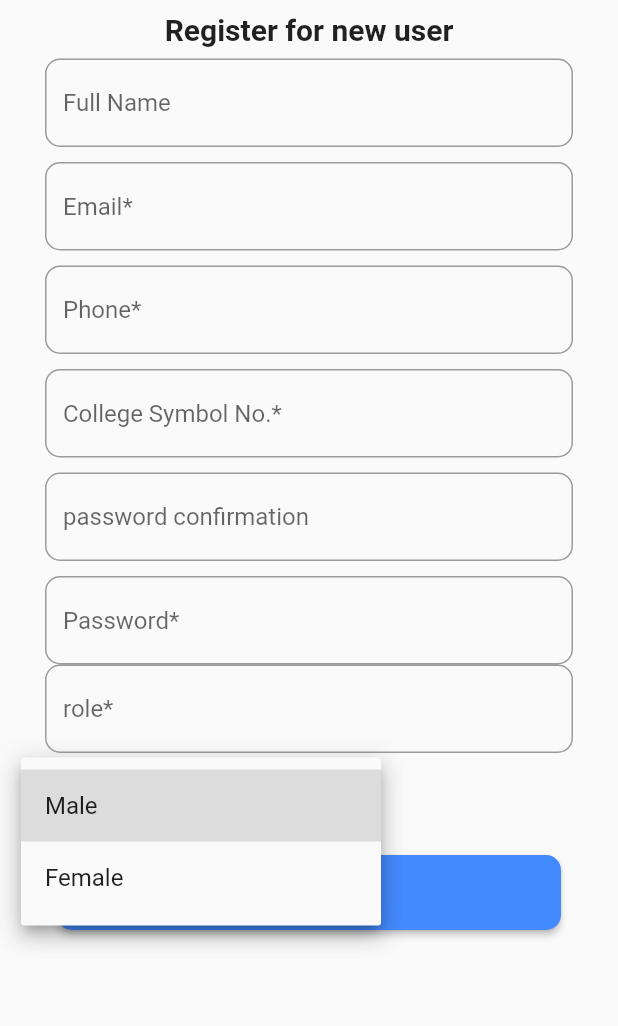
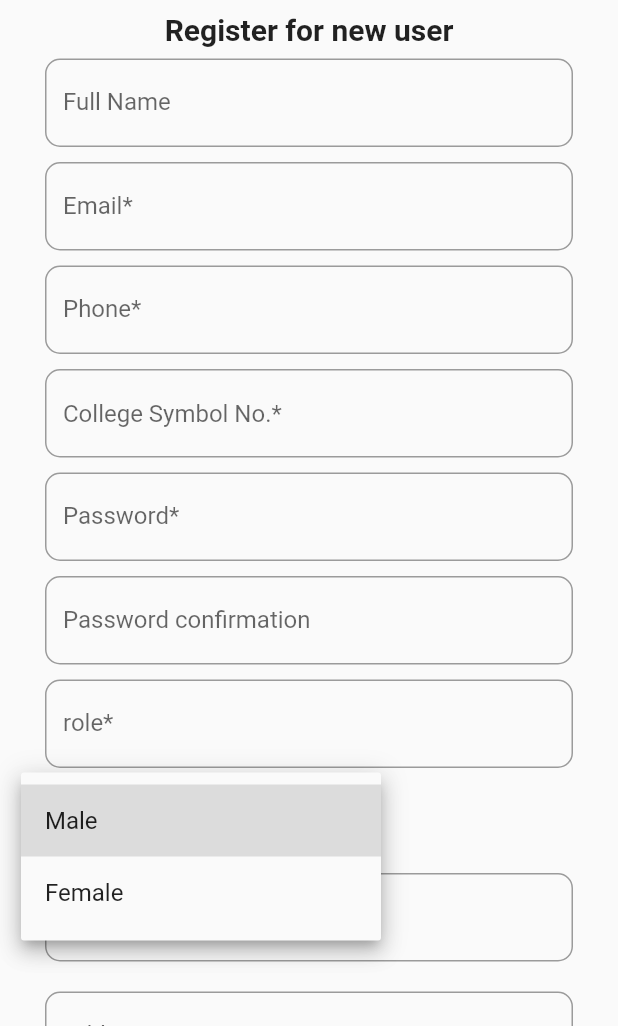
Before and after one commit to xaugat/fyp_flutter, a Flutter app: the Registrationpage screen opened directly, after a tap on "Select your gender", on a phone screen of 412 x 824 dp, the part 210-1236 px from its top. Run offline on Flutter 3.47's test engine with Material 2 defaults, Android fonts, the light colour scheme and no system bars; our stand-ins replace shared_preferences; accounts and stored records are empty; network calls fail.

Commit message:
comit after registration page manage

```diff
--- a/lib/alumnilist.dart
+++ b/lib/alumnilist.dart
@@ -16,7 +16,7 @@ class _AlumniListState extends State<AlumniList> {
   String accessToken;
   _AlumniListState(this.accessToken);
 
-   final String url = 'http://100.64.202.138:8000/api/auth/users';
+   final String url = 'http://192.168.0.114:8000/api/auth/users';
 
   List userData;
   List unfilterData;
@@ -116,12 +116,12 @@ class _AlumniListState extends State<AlumniList> {
                           leading: Icon(Icons.person),
                           title: Text("${userData[index]["name"]}"),
                           subtitle: Text("${userData[index]["email"]}"),
-                          trailing: Text("${userData[index]["roles_id"]}"),
+                          trailing: Text("${userData[index]["role"]["name"]}"),
                           onTap: (){
                                Navigator.push(
                               context,
                               MaterialPageRoute(
-                                  builder: (context) => Userprofile(userData[index]['name'], userData[index]['email'], userData[index]['role_id']
+                                  builder: (context) => Userprofile(userData[index]['name'], userData[index]['email'], userData[index]["role"]["name"]
                                       )),
                             );
                           },
--- a/lib/api.dart
+++ b/lib/api.dart
@@ -4,7 +4,7 @@ import 'package:http/http.dart'as http;
 
 class CallApi{
 
-  final String _url = 'http://100.64.202.138:8000/api/auth/';
+  final String _url = 'http://192.168.0.114:8000/api/auth/';
 
   postData(data, apiUrl) async{
     var fullUrl = _url + apiUrl;
--- a/lib/homepage.dart
+++ b/lib/homepage.dart
@@ -27,7 +27,7 @@ class HomePage extends StatefulWidget {
 }
 
 class _HomePageState extends State<HomePage> {
-  final String url = 'http://100.64.202.138:8000/api/events';
+  final String url = 'http://192.168.0.114:8000/api/events';
   List data;
   String accessToken;
   _HomePageState(this.accessToken);
--- a/lib/profile.dart
+++ b/lib/profile.dart
@@ -59,14 +59,14 @@ class MyProfileState extends State<MyProfile> {
       //     String bod = '{"api_token":"'+ accessToken+'"}';
       //  print("bodyR is $bod");
       http.Response response = await http.get(
-          "http://100.64.202.138:8000/api/auth/user",
+          "http://192.168.0.114:8000/api/auth/user",
           /** this api contains the customer order detail which are identified by access token */
           headers: headers,
           );
       data = json.decode(response.body);
 
       setState(() {
-      data;
+      data = data;
       });
       print(data);
       return data;
@@ -171,7 +171,7 @@ class MyProfileState extends State<MyProfile> {
                                 ListTile(
                                   leading: Icon(Icons.supervised_user_circle),
                                   title: Text(
-                                      "Role: " + data['role'].toString()),
+                                      "Role: " + data['role']['name'].toString()),
                                 ),
                               ]),
                             ),
--- a/lib/registrationpage.dart
+++ b/lib/registrationpage.dart
@@ -48,7 +48,9 @@ class RegistrationpageState extends State<Registrationpage> {
     loadData();
     return Scaffold(
       resizeToAvoidBottomInset: false,
-      body: Form(
+      body: ListView(
+        children:<Widget>[
+          Form(
           child: Container(
             margin: EdgeInsets.only(top: 10),
             child: Padding(
@@ -78,7 +80,8 @@ class RegistrationpageState extends State<Registrationpage> {
                         border: OutlineInputBorder(
                           borderRadius: BorderRadius.circular(10),
                         ),
-                      hintText: "Full Name",
+                        labelText: "Full Name",
+                        hintText: "Please enter your full name",
 
                       ),
                       // validator: (String value) {
@@ -96,7 +99,8 @@ class RegistrationpageState extends State<Registrationpage> {
                         border: OutlineInputBorder(
                           borderRadius: BorderRadius.circular(10),
                         ),
-                      hintText: "Email*",
+                        labelText: "Email*",
+                        hintText: "Please enter your valid email"
                       ),
                       // validator: (String value) {
                       //   if (value.trim().isEmpty) {
@@ -112,7 +116,8 @@ class RegistrationpageState extends State<Registrationpage> {
                         border: OutlineInputBorder(
                           borderRadius: BorderRadius.circular(10),
                         ),
-                      hintText: "Phone*",
+                        hintText: "Please enter your valid mobile number",
+                        labelText: "Phone*",
                       ),
                       // validator: (String value) {
                       //   if (value.trim().isEmpty) {
@@ -140,12 +145,27 @@ class RegistrationpageState extends State<Registrationpage> {
                       height: 10,
                     ),
                      TextFormField(
+                      controller: passwordController,
+                      decoration: InputDecoration(
+                        border: OutlineInputBorder(
+                          borderRadius: BorderRadius.circular(10),
+                        ),
+                        labelText: "Password*",
+                        hintText: "Please create a Password"
+                      ),
+
+                    ),
+                     SizedBox(
+                      height: 10,
+                    ),
+                    TextFormField(
                       controller: passwordConfController,
                       decoration: InputDecoration(
                         border: OutlineInputBorder(
                           borderRadius: BorderRadius.circular(10),
                         ),
-                      hintText: "password confirmation",
+                        labelText: "Password confirmation",
+                        hintText: "Password should match"
                       ),
                       // validator: (String value) {
                       //   if (value.trim().isEmpty) {
@@ -156,27 +176,14 @@ class RegistrationpageState extends State<Registrationpage> {
                     SizedBox(
                       height: 10,
                     ),
-                  TextFormField(
-                    controller: passwordController,
-                    decoration: InputDecoration(
-                      border: OutlineInputBorder(
-                        borderRadius: BorderRadius.circular(10),
-                      ),
-                      hintText: "Password*",
-                    ),
-                    // validator: (String value) {
-                    //   if (value.trim().isEmpty) {
-                    //     return 'Education cannot be empty';
-                    //   }
-                    // },
-                  ),
+
                      TextFormField(
                       controller: roleController,
                       decoration: InputDecoration(
                         border: OutlineInputBorder(
                           borderRadius: BorderRadius.circular(10),
                         ),
-                      hintText: "role*",
+                        labelText: "role*",
                       ),
                      ),
                     SizedBox(
@@ -198,6 +205,54 @@ class RegistrationpageState extends State<Registrationpage> {
                         },
                       ),
 
+                    ),
+
+                    SizedBox(
+                      height: 10,
+                    ),
+                     TextFormField(
+                      controller: roleController,
+                      decoration: InputDecoration(
+                        border: OutlineInputBorder(
+                          borderRadius: BorderRadius.circular(10),
+                        ),
+                        labelText: "Enter your achievements*",
+                        hintText: 'Achievement',
+                      ),
+                     ),
+                    SizedBox(
+                      height: 10,
+                    ),
+                    SizedBox(
+                      height: 10,
+                    ),
+                     TextFormField(
+                      decoration: InputDecoration(
+                        border: OutlineInputBorder(
+                          borderRadius: BorderRadius.circular(10),
+                        ),
+                        labelText: "Address*",
+                        hintText: "Enter your Recent Address"
+                      ),
+                     ),
+                    SizedBox(
+                      height: 10,
+                    ),
+                    SizedBox(
+                      height: 10,
+                    ),
+                     TextFormField(
+
+                      decoration: InputDecoration(
+                        border: OutlineInputBorder(
+                          borderRadius: BorderRadius.circular(10),
+                        ),
+                        labelText: "Job*",
+                        hintText: "Enter your profession"
+                      ),
+                     ),
+                    SizedBox(
+                      height: 10,
                     ),
 
 
@@ -233,6 +288,8 @@ class RegistrationpageState extends State<Registrationpage> {
                                         ),
                                       ),
                                     ),
+        ],
+      ),
                                 );
                               }
 
```
Also changed, not shown: lib/main.dart (+16 -1 lines). Lines whose indentation alone changed are shown as unchanged.
